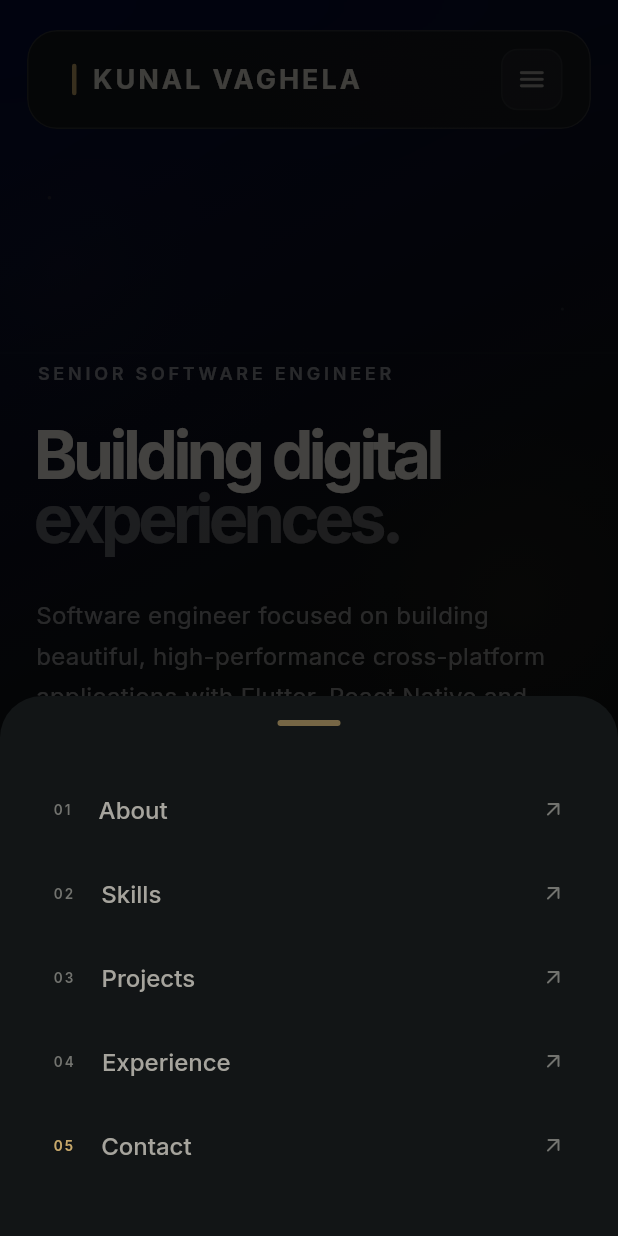
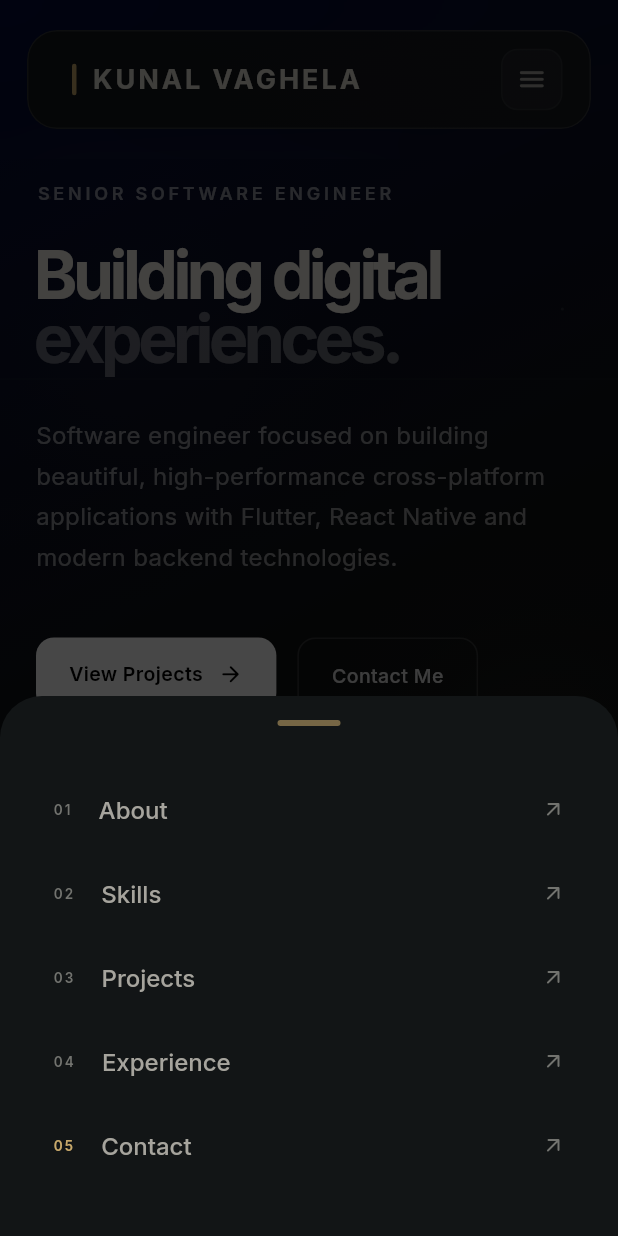
Before and after one commit to Kunal645/kunal_portfolio, a Flutter app: the screen it shows after launch, after a tap on the "menu" icon, on a phone screen of 412 x 824 dp. Run offline on Flutter 3.47's test engine with Material 3 defaults, Android fonts, the light colour scheme and no system bars; our stand-ins replace google_fonts.

Commit message:
Updating the mobile views

```diff
--- a/lib/widgets/about_section.dart
+++ b/lib/widgets/about_section.dart
@@ -4,37 +4,52 @@ import 'scroll_reveal.dart';
 
 class AboutSection extends StatelessWidget {
   const AboutSection({super.key});
+
   @override
   Widget build(BuildContext context) {
     return LayoutBuilder(
       builder: (context, constraints) {
         final isMobile = constraints.maxWidth < 800;
+
         return Padding(
           padding: EdgeInsets.symmetric(
             horizontal: isMobile ? 20 : 70,
-            vertical: isMobile ? 90 : 50,
+            vertical: isMobile ? 30 : 60,
           ),
           child: ConstrainedBox(
-            constraints: const BoxConstraints(maxWidth: 1200),
-            child: Row(
+            constraints: const BoxConstraints(maxWidth: 1250),
+            child: Column(
+              children: [
+                _SectionHeader(),
+                isMobile
+                    ? Column(
+                  crossAxisAlignment: CrossAxisAlignment.start,
+                  children: [
+                    const SizedBox(height: 18),
+                    ScrollReveal(
+                      delay: const Duration(milliseconds: 100),
+                      offset: const Offset(0, 0.08),
+                      child: _buildTitle(true),
+                    ),
+                    const SizedBox(height: 28),
+                    _buildMobileContent(),
+                  ],
+                )
+                    : Row(
                   children: [
                     Expanded(
                       flex: 5,
                       child: Column(
                         crossAxisAlignment: CrossAxisAlignment.start,
                         children: [
-                      ScrollReveal(
-                        offset: const Offset(0, 0.08),
-                        child: _buildSectionLabel(),
-                      ),
-                      const SizedBox(height: 22),
+                          const SizedBox(height: 30),
                           ScrollReveal(
                             delay: const Duration(milliseconds: 100),
                             offset: const Offset(0, 0.08),
-                        child: _buildTitle(isMobile),
+                            child: _buildTitle(false),
                           ),
                           const SizedBox(height: 35),
-                      if (isMobile) _buildMobileContent() else _buildDesktopContent(),
+                          _buildDesktopContent(),
                         ],
                       ),
                     ),
@@ -46,6 +61,8 @@ class AboutSection extends StatelessWidget {
                         offset: const Offset(0, 0.08),
                         child: _buildStats(),
                       ),
+                    ),
+                  ],
                 )
               ],
             ),
@@ -59,7 +76,11 @@ class AboutSection extends StatelessWidget {
     return Row(
       mainAxisSize: MainAxisSize.min,
       children: [
-        Container(width: 24, height: 1, color: Colors.white.withOpacity(0.45)),
+        Container(
+          width: 24,
+          height: 1,
+          color: Colors.white.withOpacity(0.45),
+        ),
         const SizedBox(width: 10),
         Text(
           '01 ABOUT',
@@ -91,7 +112,7 @@ class AboutSection extends StatelessWidget {
     return ScrollReveal(
       delay: const Duration(milliseconds: 200),
       offset: const Offset(0, 0.08),
-      child: _buildDescription(),
+      child: _buildDescription(false),
     );
   }
 
@@ -102,9 +123,9 @@ class AboutSection extends StatelessWidget {
         ScrollReveal(
           delay: const Duration(milliseconds: 200),
           offset: const Offset(0, 0.08),
-          child: _buildDescription(),
+          child: _buildDescription(true),
         ),
-        const SizedBox(height: 55),
+        const SizedBox(height: 42),
         ScrollReveal(
           delay: const Duration(milliseconds: 350),
           offset: const Offset(0, 0.08),
@@ -114,7 +135,7 @@ class AboutSection extends StatelessWidget {
     );
   }
 
-  Widget _buildDescription() {
+  Widget _buildDescription(bool isMobile) {
     return Column(
       crossAxisAlignment: CrossAxisAlignment.start,
       children: [
@@ -122,31 +143,31 @@ class AboutSection extends StatelessWidget {
           'I’m a Software Engineer focused on building '
               'high-quality cross-platform applications.',
           style: GoogleFonts.inter(
-            fontSize: 18,
-            height: 1.7,
+            fontSize: isMobile ? 16 : 18,
+            height: isMobile ? 1.65 : 1.7,
             fontWeight: FontWeight.w500,
             color: Colors.white.withOpacity(0.82),
           ),
         ),
-        const SizedBox(height: 25),
+        const SizedBox(height: 22),
         Text(
           'With experience across Flutter, React Native, Java '
               'and Spring Boot, I enjoy turning complex requirements '
               'into clean, reliable and intuitive digital experiences.',
           style: GoogleFonts.inter(
-            fontSize: 14,
-            height: 1.8,
+            fontSize: isMobile ? 13.5 : 14,
+            height: isMobile ? 1.75 : 1.8,
             color: Colors.white.withOpacity(0.42),
           ),
         ),
-        const SizedBox(height: 20),
+        const SizedBox(height: 18),
         Text(
           'From mobile interfaces to backend APIs, I care about '
               'the details that make software feel simple, fast and '
               'purposeful.',
           style: GoogleFonts.inter(
-            fontSize: 14,
-            height: 1.8,
+            fontSize: isMobile ? 13.5 : 14,
+            height: isMobile ? 1.75 : 1.8,
             color: Colors.white.withOpacity(0.42),
           ),
         ),
@@ -157,9 +178,55 @@ class AboutSection extends StatelessWidget {
   Widget _buildStats() {
     return Column(
       children: [
-        _StatItem(number: '04+', label: 'YEARS OF EXPERIENCE'),
-        _StatItem(number: '15+', label: 'PROJECTS BUILT'),
-        _StatItem(number: '04', label: 'CORE TECHNOLOGIES'),
+        _StatItem(
+          number: '04+',
+          label: 'YEARS OF EXPERIENCE',
+        ),
+        _StatItem(
+          number: '15+',
+          label: 'PROJECTS BUILT',
+        ),
+        _StatItem(
+          number: '04',
+          label: 'CORE TECHNOLOGIES',
+        ),
+      ],
+    );
+  }
+}
+
+class _SectionHeader extends StatelessWidget {
+  const _SectionHeader();
+
+  @override
+  Widget build(BuildContext context) {
+    return Row(
+      children: [
+        Text(
+          '01',
+          style: GoogleFonts.inter(
+            fontSize: 12,
+            fontWeight: FontWeight.w600,
+            color: Colors.white.withOpacity(0.35),
+          ),
+        ),
+        const SizedBox(width: 20),
+        Expanded(
+          child: Container(
+            height: 1,
+            color: Colors.white.withOpacity(0.10),
+          ),
+        ),
+        const SizedBox(width: 20),
+        Text(
+          'ABOUT',
+          style: GoogleFonts.inter(
+            fontSize: 12,
+            fontWeight: FontWeight.w600,
+            letterSpacing: 2.5,
+            color: Colors.white.withOpacity(0.55),
+          ),
+        ),
       ],
     );
   }
@@ -168,13 +235,19 @@ class AboutSection extends StatelessWidget {
 class _StatItem extends StatefulWidget {
   final String number;
   final String label;
-  const _StatItem({required this.number, required this.label});
+
+  const _StatItem({
+    required this.number,
+    required this.label,
+  });
+
   @override
   State<_StatItem> createState() => _StatItemState();
 }
 
 class _StatItemState extends State<_StatItem> {
   bool isHovered = false;
+
   @override
   Widget build(BuildContext context) {
     return MouseRegion(
@@ -192,17 +265,18 @@ class _StatItemState extends State<_StatItem> {
       child: AnimatedContainer(
         duration: const Duration(milliseconds: 250),
         width: double.infinity,
-        padding: const EdgeInsets.symmetric(vertical: 22, horizontal: 20),
-        margin: const EdgeInsets.only(bottom: 12),
+        padding: const EdgeInsets.symmetric(
+          vertical: 19,
+          horizontal: 17,
+        ),
+        margin: const EdgeInsets.only(bottom: 10),
         decoration: BoxDecoration(
-          color:
-              isHovered
+          color: isHovered
               ? Colors.white.withOpacity(0.045)
               : Colors.white.withOpacity(0.018),
           borderRadius: BorderRadius.circular(14),
           border: Border.all(
-            color:
-                isHovered
+            color: isHovered
                 ? Colors.white.withOpacity(0.12)
                 : Colors.white.withOpacity(0.05),
           ),
@@ -212,20 +286,22 @@ class _StatItemState extends State<_StatItem> {
             Text(
               widget.number,
               style: GoogleFonts.inter(
-                fontSize: 27,
+                fontSize: 25,
                 fontWeight: FontWeight.w600,
                 letterSpacing: -1,
-                color: isHovered ? Colors.white : Colors.white.withOpacity(0.8),
+                color: isHovered
+                    ? Colors.white
+                    : Colors.white.withOpacity(0.8),
               ),
             ),
-            const SizedBox(width: 18),
+            const SizedBox(width: 16),
             Expanded(
               child: Text(
                 widget.label,
                 style: GoogleFonts.inter(
-                  fontSize: 9,
+                  fontSize: 8.5,
                   fontWeight: FontWeight.w600,
-                  letterSpacing: 1.8,
+                  letterSpacing: 1.6,
                   color: Colors.white.withOpacity(0.35),
                 ),
               ),
@@ -235,7 +311,7 @@ class _StatItemState extends State<_StatItem> {
               opacity: isHovered ? 1 : 0.25,
               child: const Icon(
                 Icons.arrow_outward_rounded,
-                size: 16,
+                size: 15,
                 color: Colors.white,
               ),
             ),
--- a/lib/widgets/contact_section.dart
+++ b/lib/widgets/contact_section.dart
@@ -26,7 +26,7 @@ class _ContactSectionState extends State<ContactSection> {
         return Padding(
           padding: EdgeInsets.symmetric(
             horizontal: isMobile ? 24 : 80,
-            vertical: isMobile ? 90 : 40,
+            vertical: isMobile ? 30 : 40,
           ),
           child: Center(
             child: ConstrainedBox(
@@ -72,7 +72,7 @@ class _ContactSectionState extends State<ContactSection> {
                       ),
                     ),
                   ),
-                  const SizedBox(height: 55),
+                  SizedBox(height: isMobile ? 30 : 55),
                   ScrollReveal(
                     delay: const Duration(milliseconds: 280),
                     offset: const Offset(0, 0.06),
--- a/lib/widgets/experience_section.dart
+++ b/lib/widgets/experience_section.dart
@@ -62,7 +62,7 @@ class _ExperienceSectionState extends State<ExperienceSection>
         return Padding(
           padding: EdgeInsets.symmetric(
             horizontal: isMobile ? 24 : 80,
-            vertical: 50,
+            vertical: isMobile ? 30 : 50,
           ),
           child: FadeTransition(
             opacity: _fadeAnimation,
@@ -77,7 +77,7 @@ class _ExperienceSectionState extends State<ExperienceSection>
                     crossAxisAlignment: CrossAxisAlignment.start,
                     children: [
                       const _SectionHeader(),
-                      const SizedBox(height: 60),
+                      SizedBox(height: isMobile ? 30 : 30),
                       Text(
                         'Where I have\nmade an impact.',
                         style: GoogleFonts.inter(
@@ -87,7 +87,7 @@ class _ExperienceSectionState extends State<ExperienceSection>
                           letterSpacing: -2.5,
                         ),
                       ),
-                      const SizedBox(height: 70),
+                      SizedBox(height: isMobile ? 30 : 65),
                       const _ExperienceTimeline(
                         isMobile: false,
                       ),
@@ -154,7 +154,7 @@ class _ExperienceTimeline extends StatelessWidget {
         _ExperienceItem(
           company: 'Digiwagon',
           companyUrl: 'https://digiwagon.com/',
-          role: 'Software Engineer',
+          role: 'Senior Software Engineer',
           period: 'FEB 2024 — PRESENT',
           description:
           'Developing cross-platform applications using Flutter '
@@ -187,7 +187,7 @@ class _ExperienceTimeline extends StatelessWidget {
         _ExperienceItem(
           company: 'Prepseed Pvt. Ltd.',
           companyUrl: 'https://prepseed.com/',
-          role: 'Software Developer',
+          role: 'Flutter Developer',
           period: 'JUN 2022 — JUN 2023',
           description:
           'Developed and maintained software applications while '
@@ -203,7 +203,7 @@ class _ExperienceTimeline extends StatelessWidget {
         _ExperienceItem(
           company: 'Techcompose Solution',
           companyUrl: 'https://techcompose.com/',
-          role: 'Software Development Intern',
+          role: 'Flutter Developer Intern',
           period: 'JAN 2022 — MAY 2022',
           description:
           'Started professional software development experience '
@@ -547,7 +547,7 @@ class _CompanyLinkState extends State<_CompanyLink> {
                 : AppTheme.primaryText,
           ),
           child: Row(
-            mainAxisSize: MainAxisSize.min,
+            // mainAxisSize: MainAxisSize.min,
             children: [
               Text(widget.company),
               const SizedBox(width: 8),
--- a/lib/widgets/hero_section.dart
+++ b/lib/widgets/hero_section.dart
@@ -73,7 +73,7 @@ class _HeroSectionState extends State<HeroSection>
 
         return SizedBox(
           width: double.infinity,
-          height: isMobile ? 720 : 550,
+          height: isMobile ? 480 : 550,
           child: Padding(
             padding: EdgeInsets.symmetric(
               horizontal: horizontalPadding,
@@ -84,8 +84,8 @@ class _HeroSectionState extends State<HeroSection>
                 position: _slideAnimation,
                 child: Center(
                   child: ConstrainedBox(
-                    constraints: const BoxConstraints(
-                      maxWidth: 1250,
+                    constraints: BoxConstraints(
+                      maxWidth: isMobile ? 400 : 1250,
                     ),
                     child: Row(
                       children: [
--- a/lib/widgets/projects_section.dart
+++ b/lib/widgets/projects_section.dart
@@ -17,7 +17,7 @@ class ProjectsSection extends StatelessWidget {
         return Padding(
           padding: EdgeInsets.symmetric(
             horizontal: isMobile ? 24 : 80,
-            vertical: isMobile ? 90 : 130,
+            vertical: isMobile ? 30 : 60,
           ),
           child: Center(
             child: ConstrainedBox(
@@ -30,7 +30,7 @@ class ProjectsSection extends StatelessWidget {
                   ScrollReveal(
                     child: const _SectionHeader(),
                   ),
-                  const SizedBox(height: 55),
+                  SizedBox(height: isMobile ? 30 : 55),
                   ScrollReveal(
                     delay: const Duration(milliseconds: 100),
                     child: Text(
@@ -63,7 +63,7 @@ class ProjectsSection extends StatelessWidget {
                       ),
                     ),
                   ),
-                  const SizedBox(height: 65),
+                  SizedBox(height: isMobile ? 30 : 65),
                   _ProjectsGrid(
                     isMobile: isMobile,
                   ),
--- a/lib/widgets/skills_section.dart
+++ b/lib/widgets/skills_section.dart
@@ -17,7 +17,7 @@ class SkillsSection extends StatelessWidget {
         return Padding(
           padding: EdgeInsets.symmetric(
             horizontal: isMobile ? 24 : 80,
-            vertical: isMobile ? 90 : 130,
+            vertical: isMobile ? 30 : 30,
           ),
           child: Center(
             child: ConstrainedBox(
@@ -30,7 +30,7 @@ class SkillsSection extends StatelessWidget {
                   ScrollReveal(
                     child: const _SectionHeader(),
                   ),
-                  const SizedBox(height: 55),
+                  SizedBox(height: isMobile ? 30 : 55),
                   ScrollReveal(
                     delay: const Duration(milliseconds: 100),
                     child: Text(
@@ -63,7 +63,7 @@ class SkillsSection extends StatelessWidget {
                       ),
                     ),
                   ),
-                  const SizedBox(height: 65),
+                  SizedBox(height: isMobile ? 30 : 65),
                   _SkillsGrid(
                     isMobile: isMobile,
                   ),
```
Also changed, not shown: 3 other files. Lines whose indentation alone changed are shown as unchanged.
